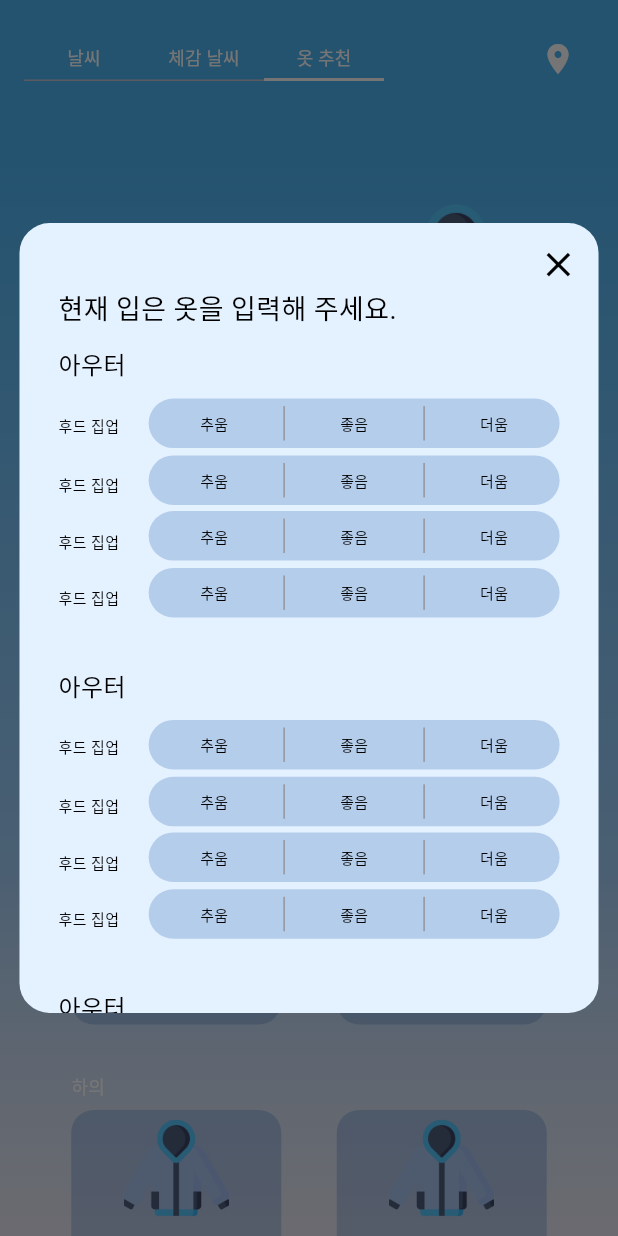
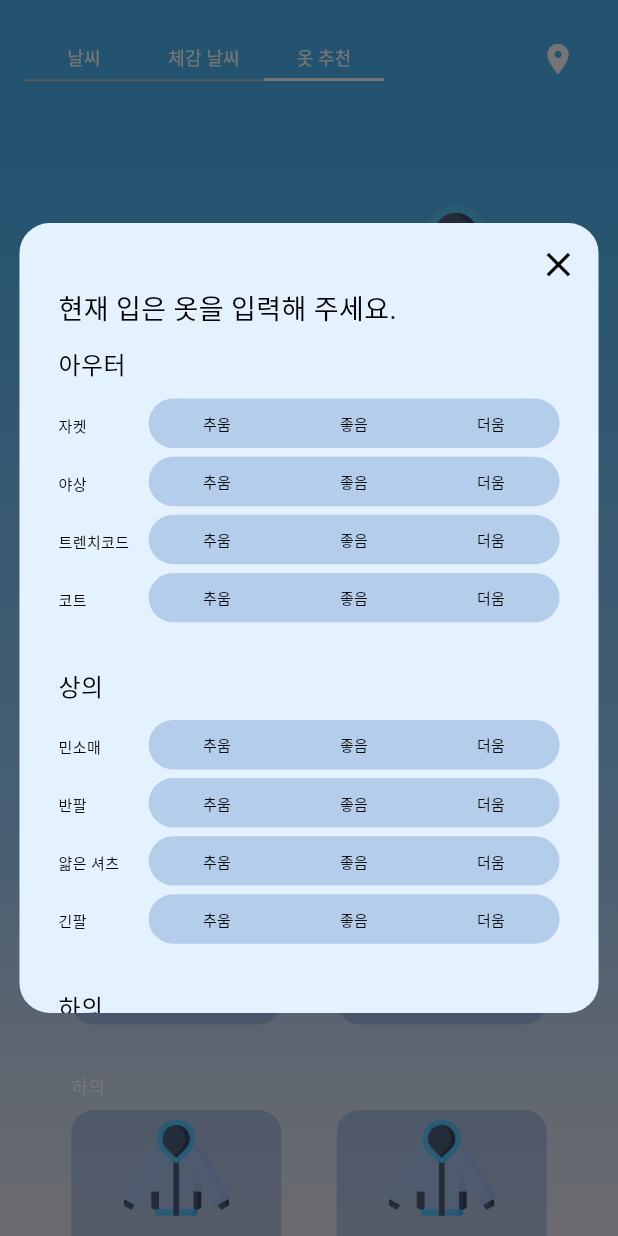
Before and after one commit to IMS-Side/NS-baragi-Flutter, a Flutter app: the screen it shows after launch, tab 3 chosen, after a tap on "옷 추천하러 가기", on a phone screen of 412 x 824 dp. Run offline on Flutter 3.47's test engine with Material 3 defaults, Android fonts, the phone set to English and light mode, and no system bars; our stand-ins replace flutter_dotenv, geolocator, get, shared_preferences; missing offline and left inert: dart:ffi, flutter_naver_map; network calls fail; Roboto replaces fonts that are missing (PretendardBold, PretendardRegular, PretendardSemiBold).

Commit message:
[feature/modal] screen : 모달창의 각 항목을 매개변수로 설정. 클릭 시 배경 변경 기능 추가.

```diff
--- a/lib/suggest_clothes/modals/clothesInputCard.dart
+++ b/lib/suggest_clothes/modals/clothesInputCard.dart
@@ -8,16 +8,18 @@ class ClothesInputCard extends StatefulWidget {
 }
 
 class _ClothesInputCardState extends State<ClothesInputCard> {
+  int? selectedIndex;
+
   @override
   Widget build(BuildContext context) {
 
     final Size size = MediaQuery.of(context).size;
+    List<String> options = ["추움", "좋음", "더움"];
 
     return Card(
       color: Colors.transparent,
       elevation: 0.0,
       margin: EdgeInsets.zero,
-
       child: Container(
         width: size.width * 0.665,
         height: size.height * 0.040,
@@ -25,33 +27,36 @@ class _ClothesInputCardState extends State<ClothesInputCard> {
           color: const Color(0xFF467ABE).withOpacity(0.3),
           borderRadius: BorderRadius.circular(30.0),
         ),
-
-        child: Padding(
-          padding: const EdgeInsets.all(5.0),
-
-          child: Row(
-            mainAxisAlignment: MainAxisAlignment.spaceEvenly,
-            children: [
-              Text(
-                '추움',
-                style: TextStyle(fontFamily: 'PretendardRegular', fontSize: 10, height: 1.7, color: Colors.black),
+        child: Row(
+          children: List.generate(options.length, (index) {
+            return Expanded(
+              child: GestureDetector(
+                onTap: () {
+                  setState(() {
+                    selectedIndex = index;
+                  });
+                },
+                child: Container(
+                  height: double.infinity,
+                  alignment: Alignment.center,
+                  decoration: BoxDecoration(
+                    color: selectedIndex == index ? const Color(0x80234C83) : Colors.transparent,
+                    borderRadius: BorderRadius.circular(20.0),
+                  ),
+                  child: Text(
+                    options[index],
+                    style: TextStyle(
+                      fontFamily: 'PretendardRegular',
+                      fontSize: 10,
+                      height: 1.7,
+                      color: selectedIndex == index ? Colors.white : Colors.black, // 선택 시 글자색 변경
+                    ),
+                    textAlign: TextAlign.center,
+                  ),
+                ),
               ),
-              VerticalDivider(
-                  color: Color(0xFF95949C),
-                  thickness: 1.0),
-              Text(
-                '좋음',
-                style: TextStyle(fontFamily: 'PretendardRegular', fontSize: 10, height: 1.7, color: Colors.black),
-              ),
-              VerticalDivider(
-                  color: Color(0xFF95949C),
-                  thickness: 1.0),
-              Text(
-                '더움',
-                style: TextStyle(fontFamily: 'PretendardRegular', fontSize: 10, height: 1.7, color: Colors.black),
-              ),
-            ],
-          ),
+            );
+          }),
         ),
       ),
     );
--- a/lib/suggest_clothes/modals/clothesInputCards.dart
+++ b/lib/suggest_clothes/modals/clothesInputCards.dart
@@ -2,7 +2,14 @@ import 'package:flutter/material.dart';
 import 'package:nsbaragi/suggest_clothes/modals/clothesInputCard.dart';
 
 class ClothesInputCards extends StatefulWidget {
-  const ClothesInputCards({super.key});
+  final String category;
+  final List<String> clothesList;
+
+  const ClothesInputCards({
+    super.key,
+    required this.category,
+    required this.clothesList,
+  });
 
   @override
   State<ClothesInputCards> createState() => _ClothesInputCardsState();
@@ -11,72 +18,37 @@ class ClothesInputCards extends StatefulWidget {
 class _ClothesInputCardsState extends State<ClothesInputCards> {
   @override
   Widget build(BuildContext context) {
-
     final Size size = MediaQuery.of(context).size;
 
     return Container(
       width: size.width * 0.811,
       height: size.height * 0.230,
-
       child: Stack(
         children: [
-
           Positioned(
             top: 0,
             left: 0,
             child: Text(
-              '아우터',
+              widget.category,
               style: TextStyle(fontFamily: 'PretendardSemiBold', fontSize: 16, height: 1.7, color: Colors.black),
             ),
           ),
 
+          for (int i = 0; i < widget.clothesList.length; i++) ...[
             Positioned(
-            top: size.height * 0.055, left: 0,
+              top: size.height * (0.055 + (i * 0.047)),
+              left: 0,
               child: Text(
-              '후드 집업',
+                widget.clothesList[i],
                 style: TextStyle(fontFamily: 'PretendardSemiBold', fontSize: 10, height: 1.7, color: Colors.black),
               ),
             ),
             Positioned(
-            top: size.height * 0.044, left: size.width * 0.146,
+              top: size.height * (0.044 + (i * 0.047)),
+              left: size.width * 0.146,
               child: ClothesInputCard(),
             ),
-
-          Positioned(
-            top: size.height * 0.103, left: 0,
-            child: Text(
-              '후드 집업',
-              style: TextStyle(fontFamily: 'PretendardSemiBold', fontSize: 10, height: 1.7, color: Colors.black),
-            ),
-          ),
-          Positioned(
-            top: size.height * 0.090, left: size.width * 0.146,
-            child: ClothesInputCard(),
-          ),
-
-          Positioned(
-            top: size.height * 0.149, left: 0,
-            child: Text(
-              '후드 집업',
-              style: TextStyle(fontFamily: 'PretendardSemiBold', fontSize: 10, height: 1.7, color: Colors.black),
-            ),
-          ),
-          Positioned(
-            top: size.height * 0.135, left: size.width * 0.146,
-            child: ClothesInputCard(),
-          ),
-
-          Positioned(
-            top: size.height * 0.194, left: 0,
-            child: Text(
-              '후드 집업',
-              style: TextStyle(fontFamily: 'PretendardSemiBold', fontSize: 10, height: 1.7, color: Colors.black),
-            ),
-          ),
-          Positioned(
-            top: size.height * 0.181, left: size.width * 0.146,
-            child: ClothesInputCard(),
-          ),
+          ],
         ],
       ),
     );
--- a/lib/suggest_clothes/modals/clothesInputModal.dart
+++ b/lib/suggest_clothes/modals/clothesInputModal.dart
@@ -28,10 +28,15 @@ class ClothesInputModal extends StatelessWidget {
               Positioned(
                 top: size.height * 0.017,
                 right: size.width * 0.032,
-                child: Icon(
-                  Icons.close,
-                  color: Colors.black,
-                  size: size.height * 0.033,
+                child: GestureDetector( //터치 이벤트 추가
+                  onTap: () {
+                    Navigator.pop(context); //모달 닫기
+                  },
+                  child: Icon(
+                    Icons.close,
+                    color: Colors.black,
+                    size: size.height * 0.033,
+                  ),
                 ),
               ),
 
@@ -55,15 +60,31 @@ class ClothesInputModal extends StatelessWidget {
                     child: Column(
                       children: [
 
-                        ClothesInputCards(),
+                        ClothesInputCards(
+                          category: '아우터',
+                          clothesList: ['자켓', '야상', '트렌치코드', '코트'],
+                        ),
 
                         SizedBox(height: size.height * 0.030,),
 
-                        ClothesInputCards(),
+                        ClothesInputCards(
+                          category: '상의',
+                          clothesList: ['민소매', '반팔', '얇은 셔츠', '긴팔'],
+                        ),
 
                         SizedBox(height: size.height * 0.030,),
 
-                        ClothesInputCards(),
+                        ClothesInputCards(
+                          category: '하의',
+                          clothesList: ['반바지', '면바지', '청바지', '후드 집업'],
+                        ),
+
+                        SizedBox(height: size.height * 0.050,),
+
+                        ClothesInputCards(
+                          category: '기타',
+                          clothesList: ['목도리', '기모', '레깅스', '스타킹'],
+                        ),
 
                         SizedBox(height: size.height * 0.050,),
 
```
Also changed, not shown: lib/apparent_weather/modals/weatherInputCard.dart (+33 -29 lines), lib/apparent_weather/modals/weatherInputModal.dart (+17 -12 lines). Lines whose indentation alone changed are shown as unchanged.
